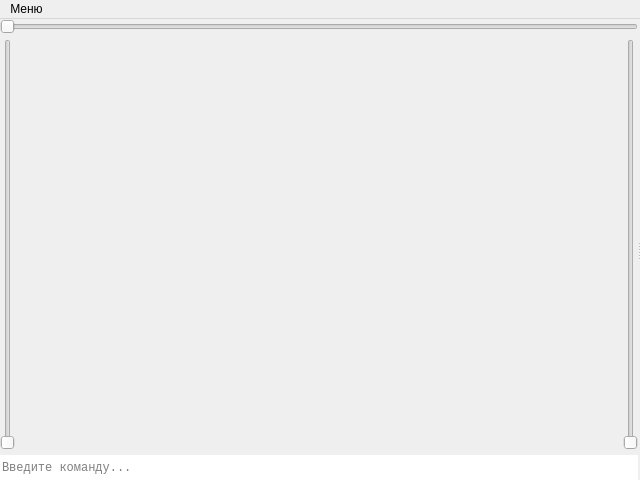
First picture: the form in app/gui/openMF.ui, repository Pythonyan3/openMF, before the edit.
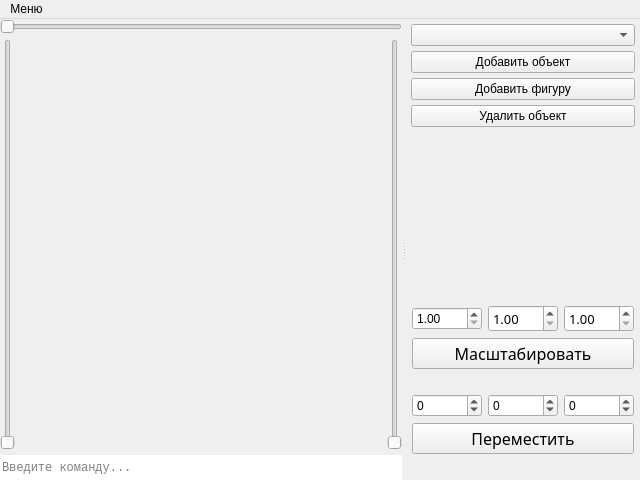
Second picture: the form after the edit. Icons and pictures are not drawn.

Commit message: line render, scale, rotate, translate, viewport were added

```diff
--- a/app/gui/openMF.ui
+++ b/app/gui/openMF.ui
@@ -24,10 +24,7 @@
    </size>
   </property>
   <widget class="QWidget" name="centralwidget">
-   <layout class="QVBoxLayout" name="verticalLayout_3">
-    <property name="spacing">
-     <number>0</number>
-    </property>
+   <layout class="QVBoxLayout" name="verticalLayout_6">
     <property name="leftMargin">
      <number>0</number>
     </property>
@@ -45,9 +42,6 @@
       <property name="orientation">
        <enum>Qt::Horizontal</enum>
       </property>
-      <property name="handleWidth">
-       <number>2</number>
-      </property>
       <widget class="QWidget" name="layoutWidget">
        <layout class="QVBoxLayout" name="verticalLayout">
         <property name="spacing">
@@ -95,6 +89,12 @@
               <verstretch>0</verstretch>
              </sizepolicy>
             </property>
+            <property name="minimumSize">
+             <size>
+              <width>300</width>
+              <height>300</height>
+             </size>
+            </property>
             <property name="cursor">
              <cursorShape>OpenHandCursor</cursorShape>
             </property>
@@ -144,8 +144,277 @@
         </item>
        </layout>
       </widget>
-      <widget class="QWidget" name="verticalLayoutWidget">
-       <layout class="QVBoxLayout" name="verticalLayout_2"/>
+      <widget class="QWidget" name="">
+       <layout class="QVBoxLayout" name="manipulatingContainer">
+        <item>
+         <widget class="QWidget" name="widget" native="true">
+          <layout class="QVBoxLayout" name="verticalLayout_2">
+           <property name="spacing">
+            <number>5</number>
+           </property>
+           <property name="leftMargin">
+            <number>5</number>
+           </property>
+           <property name="topMargin">
+            <number>5</number>
+           </property>
+           <property name="rightMargin">
+            <number>5</number>
+           </property>
+           <property name="bottomMargin">
+            <number>5</number>
+           </property>
+           <item>
+            <widget class="QComboBox" name="objectsBox">
+             <property name="styleSheet">
+              <string notr="true">font: 75 8pt &quot;Sitka&quot;;</string>
+             </property>
+            </widget>
+           </item>
+           <item>
+            <widget class="QPushButton" name="addObject">
+             <property name="styleSheet">
+              <string notr="true">font: 75 10pt &quot;Sitka&quot;;</string>
+             </property>
+             <property name="text">
+              <string>Добавить объект</string>
+             </property>
+             <property name="icon">
+              <iconset>
+               <normaloff>img/sphinx.png</normaloff>img/sphinx.png</iconset>
+             </property>
+             <property name="iconSize">
+              <size>
+               <width>25</width>
+               <height>25</height>
+              </size>
+             </property>
+            </widget>
+           </item>
+           <item>
+            <widget class="QPushButton" name="addShape">
+             <property name="styleSheet">
+              <string notr="true">font: 75 10pt &quot;Sitka&quot;;</string>
+             </property>
+             <property name="text">
+              <string>Добавить фигуру</string>
+             </property>
+             <property name="icon">
+              <iconset>
+               <normaloff>img/shapes.png</normaloff>img/shapes.png</iconset>
+             </property>
+             <property name="iconSize">
+              <size>
+               <width>25</width>
+               <height>25</height>
+              </size>
+             </property>
+            </widget>
+           </item>
+           <item alignment="Qt::AlignTop">
+            <widget class="QPushButton" name="removeObject">
+             <property name="styleSheet">
+              <string notr="true">font: 75 10pt &quot;Sitka&quot;;</string>
+             </property>
+             <property name="text">
+              <string>Удалить объект</string>
+             </property>
+             <property name="icon">
+              <iconset>
+               <normaloff>img/eraser.png</normaloff>img/eraser.png</iconset>
+             </property>
+             <property name="iconSize">
+              <size>
+               <width>25</width>
+               <height>25</height>
+              </size>
+             </property>
+            </widget>
+           </item>
+          </layout>
+         </widget>
+        </item>
+        <item>
+         <widget class="QWidget" name="" native="true">
+          <property name="sizePolicy">
+           <sizepolicy hsizetype="Preferred" vsizetype="Fixed">
+            <horstretch>0</horstretch>
+            <verstretch>0</verstretch>
+           </sizepolicy>
+          </property>
+          <property name="maximumSize">
+           <size>
+            <width>16777215</width>
+            <height>200</height>
+           </size>
+          </property>
+          <layout class="QVBoxLayout" name="verticalLayout_5">
+           <property name="leftMargin">
+            <number>6</number>
+           </property>
+           <property name="topMargin">
+            <number>6</number>
+           </property>
+           <property name="rightMargin">
+            <number>6</number>
+           </property>
+           <property name="bottomMargin">
+            <number>6</number>
+           </property>
+           <item>
+            <layout class="QVBoxLayout" name="verticalLayout_3">
+             <item>
+              <layout class="QHBoxLayout" name="horizontalLayout_2">
+               <item>
+                <widget class="QDoubleSpinBox" name="scaleBoxX">
+                 <property name="styleSheet">
+                  <string notr="true">font: 75 10pt &quot;Sitka&quot;;</string>
+                 </property>
+                 <property name="minimum">
+                  <double>1.000000000000000</double>
+                 </property>
+                 <property name="maximum">
+                  <double>2.000000000000000</double>
+                 </property>
+                 <property name="singleStep">
+                  <double>0.010000000000000</double>
+                 </property>
+                </widget>
+               </item>
+               <item>
+                <widget class="QDoubleSpinBox" name="scaleBoxY">
+                 <property name="font">
+                  <font>
+                   <family>Sitka</family>
+                   <pointsize>10</pointsize>
+                   <weight>9</weight>
+                   <italic>false</italic>
+                   <bold>false</bold>
+                  </font>
+                 </property>
+                 <property name="styleSheet">
+                  <string notr="true">font: 75 10pt &quot;Sitka&quot;;</string>
+                 </property>
+                 <property name="minimum">
+                  <double>1.000000000000000</double>
+                 </property>
+                 <property name="maximum">
+                  <double>2.000000000000000</double>
+                 </property>
+                 <property name="singleStep">
+                  <double>0.010000000000000</double>
+                 </property>
+                </widget>
+               </item>
+               <item>
+                <widget class="QDoubleSpinBox" name="scaleBoxZ">
+                 <property name="font">
+                  <font>
+                   <family>Sitka</family>
+                   <pointsize>10</pointsize>
+                   <weight>9</weight>
+                   <italic>false</italic>
+                   <bold>false</bold>
+                  </font>
+                 </property>
+                 <property name="styleSheet">
+                  <string notr="true">font: 75 10pt &quot;Sitka&quot;;</string>
+                 </property>
+                 <property name="minimum">
+                  <double>1.000000000000000</double>
+                 </property>
+                 <property name="maximum">
+                  <double>2.000000000000000</double>
+                 </property>
+                 <property name="singleStep">
+                  <double>0.010000000000000</double>
+                 </property>
+                </widget>
+               </item>
+              </layout>
+             </item>
+             <item>
+              <widget class="QPushButton" name="scaleButton">
+               <property name="font">
+                <font>
+                 <family>Sitka</family>
+                 <pointsize>12</pointsize>
+                 <weight>9</weight>
+                 <italic>false</italic>
+                 <bold>false</bold>
+                </font>
+               </property>
+               <property name="styleSheet">
+                <string notr="true">font: 75 12pt &quot;Sitka&quot;;</string>
+               </property>
+               <property name="text">
+                <string>Масштабировать</string>
+               </property>
+              </widget>
+             </item>
+            </layout>
+           </item>
+           <item>
+            <layout class="QVBoxLayout" name="verticalLayout_4">
+             <item>
+              <layout class="QHBoxLayout" name="horizontalLayout_3">
+               <item>
+                <widget class="QSpinBox" name="moveBoxX">
+                 <property name="minimum">
+                  <number>-1000</number>
+                 </property>
+                 <property name="maximum">
+                  <number>1000</number>
+                 </property>
+                </widget>
+               </item>
+               <item>
+                <widget class="QSpinBox" name="moveBoxY">
+                 <property name="minimum">
+                  <number>-1000</number>
+                 </property>
+                 <property name="maximum">
+                  <number>1000</number>
+                 </property>
+                </widget>
+               </item>
+               <item>
+                <widget class="QSpinBox" name="moveBoxZ">
+                 <property name="minimum">
+                  <number>-1000</number>
+                 </property>
+                 <property name="maximum">
+                  <number>1000</number>
+                 </property>
+                </widget>
+               </item>
+              </layout>
+             </item>
+             <item>
+              <widget class="QPushButton" name="moveButton">
+               <property name="font">
+                <font>
+                 <family>Sitka</family>
+                 <pointsize>12</pointsize>
+                 <weight>9</weight>
+                 <italic>false</italic>
+                 <bold>false</bold>
+                </font>
+               </property>
+               <property name="styleSheet">
+                <string notr="true">font: 75 12pt &quot;Sitka&quot;;</string>
+               </property>
+               <property name="text">
+                <string>Переместить</string>
+               </property>
+              </widget>
+             </item>
+            </layout>
+           </item>
+          </layout>
+         </widget>
+        </item>
+       </layout>
       </widget>
      </widget>
     </item>
```
Left out of the diff: 17 changed lines with no effect on the pictures. The commit also changes 13 other files.
